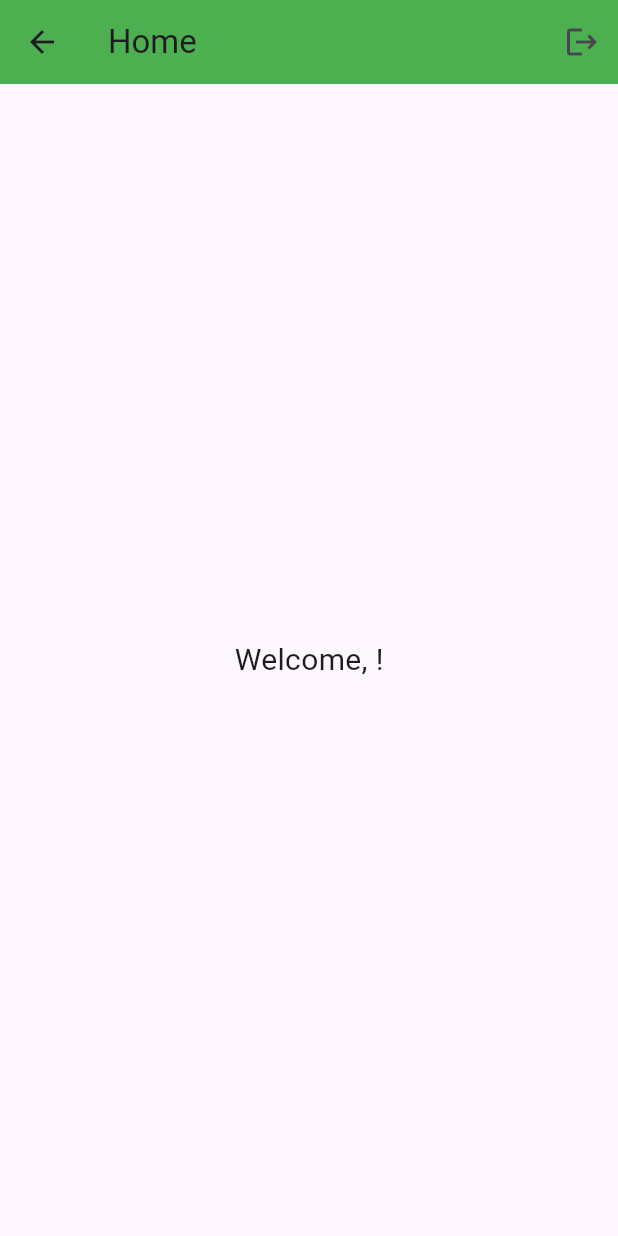
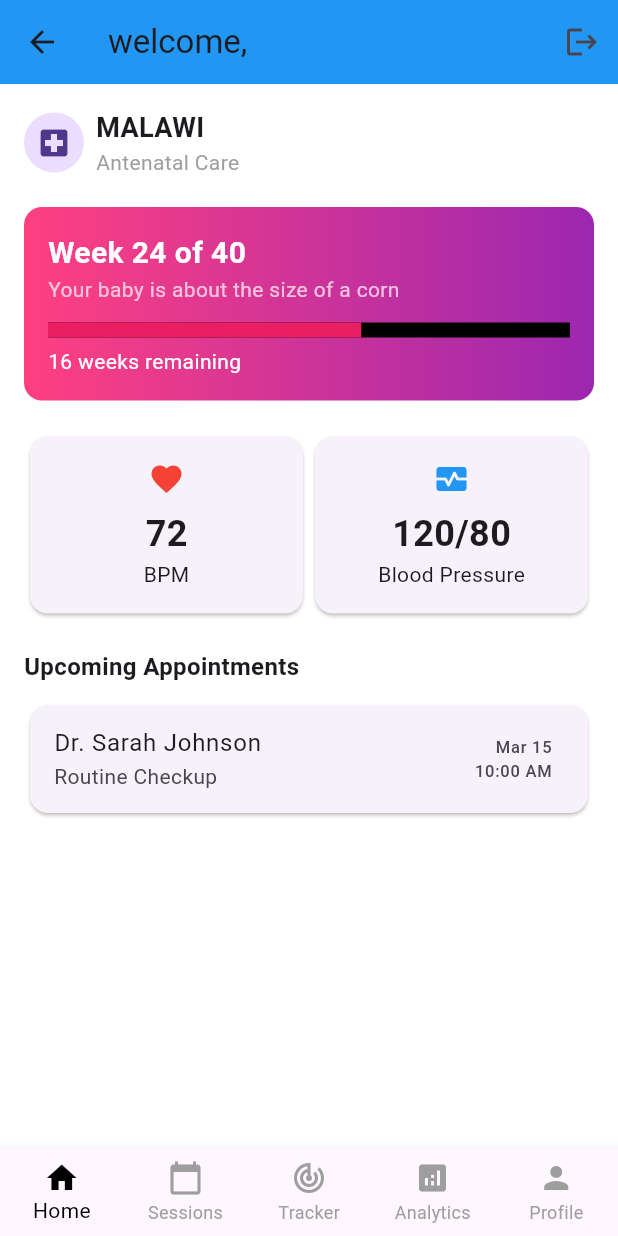
Before and after one commit to yankhofunsani/mw_antenalcare, a Flutter app: the HomePage screen opened by its route, on a phone screen of 412 x 824 dp. Run offline on Flutter 3.47's test engine with Material 3 defaults, Android fonts, the phone set to English and light mode, and no system bars; our stand-ins replace cloud_firestore, firebase_auth, firebase_core; accounts and stored records are empty.

Commit message:
more commits

```diff
--- a/lib/homepage.dart
+++ b/lib/homepage.dart
@@ -7,12 +7,11 @@ class HomePage extends StatelessWidget {
 
   @override
   Widget build(BuildContext context) {
-    String? userEmail = FirebaseAuth.instance.currentUser?.email;
-
+  String? userEmail = FirebaseAuth.instance.currentUser?.email;
     return Scaffold(
       appBar: AppBar(
-        title: Text('Home'),
-        backgroundColor: Colors.green,
+        title: Text('welcome, $userEmail'),
+        backgroundColor: Colors.blue,
         actions: [
           IconButton(
             icon: Icon(Icons.logout),
@@ -26,10 +25,123 @@ class HomePage extends StatelessWidget {
           ),
         ],
       ),
-      body: Center(
-        child: Text(
-          'Welcome, $userEmail!',
-          style: TextStyle(fontSize: 20),
+      backgroundColor: Colors.white,
+      bottomNavigationBar: BottomNavigationBar(
+        type: BottomNavigationBarType.fixed,
+        selectedItemColor: Colors.black,
+        unselectedItemColor: Colors.grey,
+        items: const [
+          BottomNavigationBarItem(icon: Icon(Icons.home), label: "Home"),
+          BottomNavigationBarItem(icon: Icon(Icons.calendar_today), label: "Sessions"),
+          BottomNavigationBarItem(icon: Icon(Icons.track_changes), label: "Tracker"),
+          BottomNavigationBarItem(icon: Icon(Icons.analytics), label: "Analytics"),
+          BottomNavigationBarItem(icon: Icon(Icons.person), label: "Profile"),
+        ],
+      ),
+      body: SafeArea(
+        child: ListView(
+          padding: EdgeInsets.all(16),
+          children: [
+            // Header
+            Row(
+              children: const [
+                CircleAvatar(child: Icon(Icons.local_hospital)),
+                SizedBox(width: 8),
+                Column(
+                  crossAxisAlignment: CrossAxisAlignment.start,
+                  children: [
+                    Text("MALAWI", style: TextStyle(fontSize: 18, fontWeight: FontWeight.bold)),
+                    Text("Antenatal Care", style: TextStyle(color: Colors.grey)),
+                  ],
+                ),
+              ],
+            ),
+            const SizedBox(height: 20),
+
+            // Progress Bar Card
+            Container(
+              padding: EdgeInsets.all(16),
+              decoration: BoxDecoration(
+                gradient: LinearGradient(colors: [Colors.pinkAccent, Colors.purple]),
+                borderRadius: BorderRadius.circular(12),
+              ),
+              child: Column(
+                crossAxisAlignment: CrossAxisAlignment.start,
+                children: [
+                  Text("Week 24 of 40", style: TextStyle(color: Colors.white, fontSize: 20, fontWeight: FontWeight.bold)),
+                  Text("Your baby is about the size of a corn", style: TextStyle(color: Colors.white70)),
+                  SizedBox(height: 12),
+                  Stack(
+                    children: [
+                      Container(height: 10, width: double.infinity, color: Colors.black),
+                      FractionallySizedBox(
+                        widthFactor: 24 / 40,
+                        child: Container(height: 10, color: Colors.pink),
+                      ),
+                    ],
+                  ),
+                  SizedBox(height: 6),
+                  Text("16 weeks remaining", style: TextStyle(color: Colors.white)),
+                ],
+              ),
+            ),
+            const SizedBox(height: 20),
+
+            // Vitals
+            Row(
+              children: [
+                Expanded(
+                  child: Card(
+                    child: Padding(
+                      padding: const EdgeInsets.all(16),
+                      child: Column(
+                        children: const [
+                          Icon(Icons.favorite, color: Colors.red),
+                          SizedBox(height: 8),
+                          Text("72", style: TextStyle(fontSize: 24, fontWeight: FontWeight.bold)),
+                          Text("BPM"),
+                        ],
+                      ),
+                    ),
+                  ),
+                ),
+                Expanded(
+                  child: Card(
+                    child: Padding(
+                      padding: const EdgeInsets.all(16),
+                      child: Column(
+                        children: const [
+                          Icon(Icons.monitor_heart, color: Colors.blue),
+                          SizedBox(height: 8),
+                          Text("120/80", style: TextStyle(fontSize: 24, fontWeight: FontWeight.bold)),
+                          Text("Blood Pressure"),
+                        ],
+                      ),
+                    ),
+                  ),
+                ),
+              ],
+            ),
+            const SizedBox(height: 20),
+
+            // Appointments
+            const Text("Upcoming Appointments", style: TextStyle(fontSize: 16, fontWeight: FontWeight.bold)),
+            const SizedBox(height: 10),
+            Card(
+              child: ListTile(
+                title: const Text("Dr. Sarah Johnson"),
+                subtitle: const Text("Routine Checkup"),
+                trailing: Column(
+                  crossAxisAlignment: CrossAxisAlignment.end,
+                  mainAxisAlignment: MainAxisAlignment.center,
+                  children: const [
+                    Text("Mar 15"),
+                    Text("10:00 AM"),
+                  ],
+                ),
+              ),
+            ),
+          ],
         ),
       ),
     );
--- a/lib/login.dart
+++ b/lib/login.dart
@@ -2,8 +2,6 @@ import 'package:flutter/material.dart';
 import 'package:firebase_auth/firebase_auth.dart';
 import 'package:cloud_firestore/cloud_firestore.dart';
 import 'homepage.dart';
-
-
 class LoginPage extends StatefulWidget {
   const LoginPage({Key? key}) : super(key: key);
 
```
Also changed, not shown: 2 other files.
